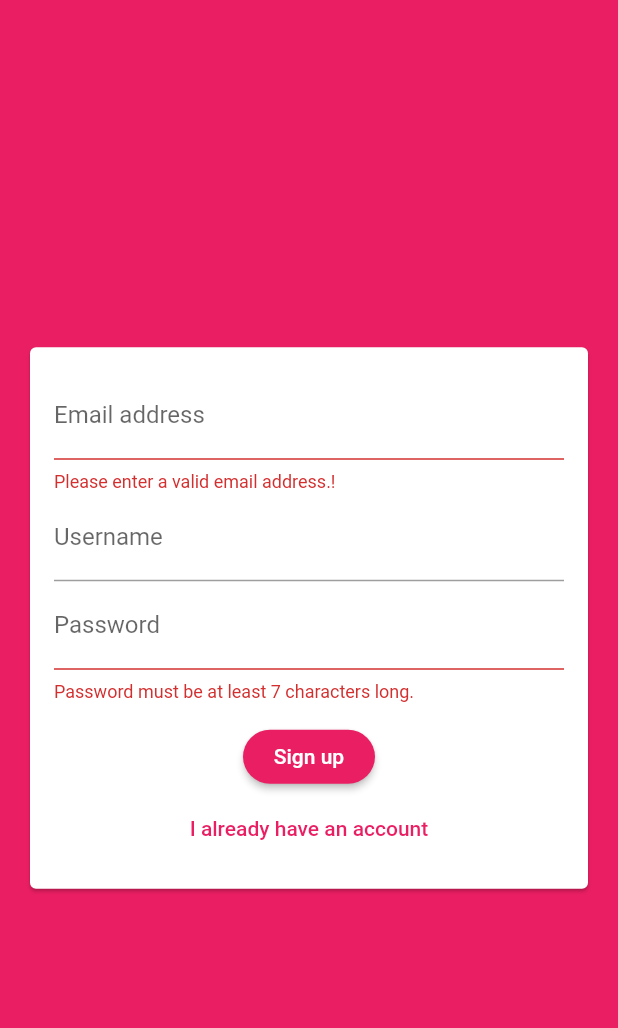
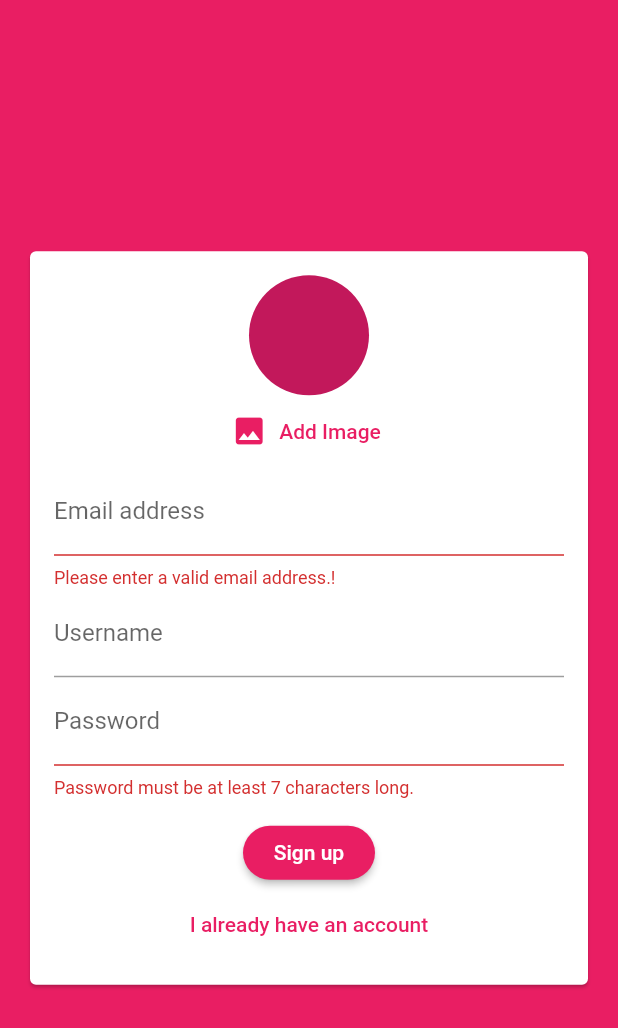
Before and after one commit to alielgibali/Chat_app, a Flutter app: the screen it shows after launch, after a tap on "Login", after a tap on "Create a new account", on a phone screen of 412 x 824 dp. Shown: the top 1028 px of the screen. Run offline on Flutter 3.47's test engine with Material 2 defaults, Android fonts, the phone set to English and light mode, and no system bars; our stand-ins replace cloud_firestore, firebase_auth, image_picker; accounts and stored records are empty.

Commit message:
adding image picker

```diff
--- a/lib/widgets/auth_form.dart
+++ b/lib/widgets/auth_form.dart
@@ -1,3 +1,4 @@
+import 'package:chating/widgets/user_imagePicker.dart';
 import 'package:flutter/material.dart';
 
 class AuthForm extends StatefulWidget {
@@ -7,7 +8,7 @@ class AuthForm extends StatefulWidget {
   );
   final void Function(String email, String userName, String password,
       bool isLogin, BuildContext ctx) submitFn;
- final bool isLoading;
+  final bool isLoading;
   @override
   _AuthFormState createState() => _AuthFormState();
 }
@@ -53,6 +54,7 @@ class _AuthFormState extends State<AuthForm> {
               child: Column(
                 mainAxisSize: MainAxisSize.min,
                 children: <Widget>[
+                  if (!_isLogin) UserImagePicker(),
                   TextFormField(
                     key: ValueKey('email'),
                     validator: (value) {
--- /dev/null
+++ b/lib/widgets/user_imagePicker.dart
@@ -0,0 +1,41 @@
+import 'dart:io';
+
+import 'package:flutter/material.dart';
+import 'package:image_picker/image_picker.dart';
+
+class UserImagePicker extends StatefulWidget {
+  @override
+  _UserImagePickerState createState() => _UserImagePickerState();
+}
+
+class _UserImagePickerState extends State<UserImagePicker> {
+  File _pickedImage;
+  void _pickImage() async {
+    final picker = ImagePicker();
+    final pickedImageFile = await picker.getImage(source: ImageSource.gallery);
+    setState(() {
+      _pickedImage = File(pickedImageFile.path);
+    });
+  }
+
+  @override
+  Widget build(BuildContext context) {
+    return Column(
+      children: <Widget>[
+        CircleAvatar(
+          radius: 40,
+          backgroundImage:
+              _pickedImage != null ? FileImage(_pickedImage) : null,
+        ),
+        FlatButton.icon(
+          textColor: Theme.of(context).primaryColor,
+          onPressed: _pickImage,
+          icon: Icon(Icons.image),
+          label: Text(
+            'Add Image',
+          ),
+        )
+      ],
+    );
+  }
+}
--- a/pubspec.yaml
+++ b/pubspec.yaml
@@ -30,6 +30,7 @@ dependencies:
   cupertino_icons: ^0.1.3
   cloud_firestore: ^0.13.5
   firebase_auth: ^0.16.1
+  image_picker: ^0.6.7+2
 
 dev_dependencies:
   flutter_test:
```
Also changed, not shown: pubspec.lock, 3 other files.
